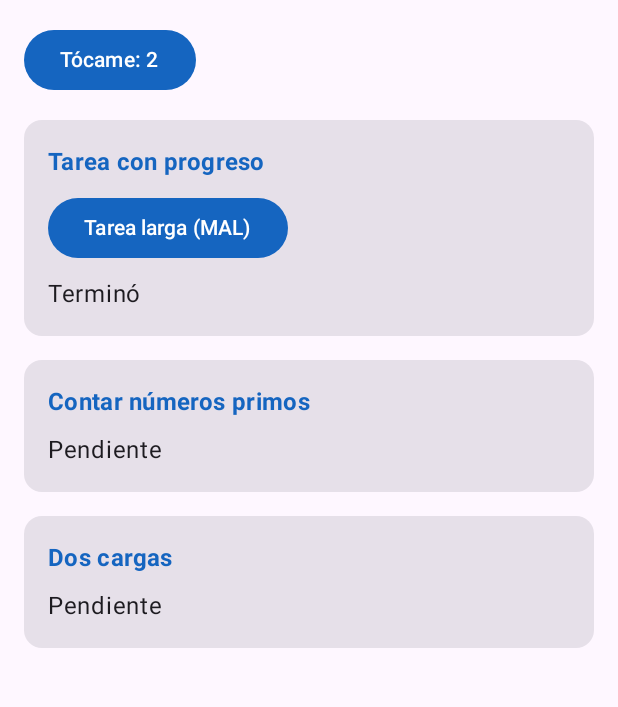
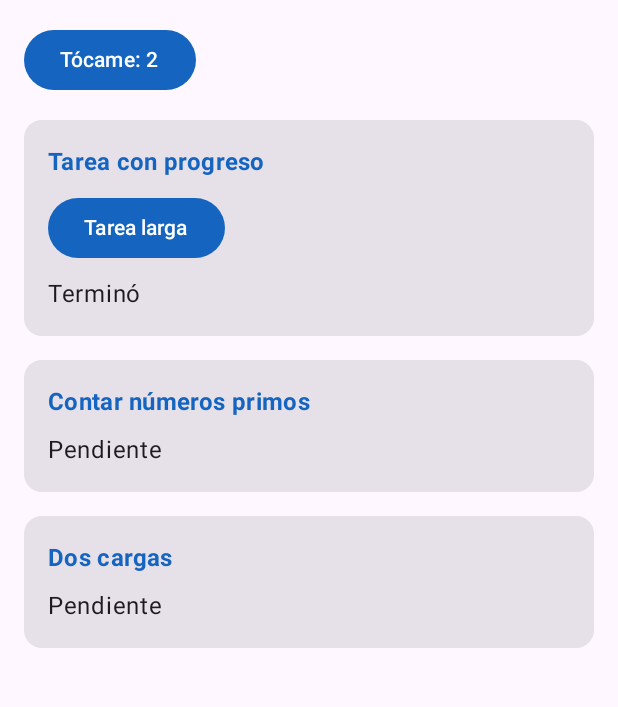
Before and after one commit to josedev123-eng/CentroTareas, an Android app built with Jetpack Compose: the screen it shows after launch (MainActivity), after a tap on an icon or button, on a phone screen of 412 x 824 dp, the part 96-803 px from its top. Run offline under Robolectric (Android 15) with nearby library versions, the phone set to English and light mode, and no system bars; 2 other taps on this screen came first.

Commit message:
fix(hilos): mueve la tarea larga a una corrutina con withContext

```diff
--- a/app/src/main/java/com/rojas/centrotareas/ui/PantallaTareas.kt
+++ b/app/src/main/java/com/rojas/centrotareas/ui/PantallaTareas.kt
@@ -61,8 +61,8 @@ fun PantallaTareas(vm: TareasViewModel) {
 
             TarjetaTarea(titulo = "Tarea con progreso") {
                 // TODO Pasos 2 a 4: botones Iniciar / Cancelar y barra de progreso
-                Button(onClick = { vm.tareaLargaMala() }) {
-                    Text("Tarea larga (MAL)")
+                Button(onClick = { vm.tareaLarga() }) {
+                    Text("Tarea larga")
                 }
                 Text(mensaje)
             }
--- a/app/src/main/java/com/rojas/centrotareas/viewmodel/TareasViewModel.kt
+++ b/app/src/main/java/com/rojas/centrotareas/viewmodel/TareasViewModel.kt
@@ -1,12 +1,18 @@
 package com.rojas.centrotareas.viewmodel
 
+import android.util.Log
 import androidx.lifecycle.ViewModel
+import androidx.lifecycle.viewModelScope
 import com.rojas.centrotareas.data.TareasRepository
 import com.rojas.centrotareas.model.CargaUi
 import com.rojas.centrotareas.model.PrimosUi
+import kotlinx.coroutines.Dispatchers
+import kotlinx.coroutines.delay
 import kotlinx.coroutines.flow.MutableStateFlow
 import kotlinx.coroutines.flow.StateFlow
 import kotlinx.coroutines.flow.asStateFlow
+import kotlinx.coroutines.launch
+import kotlinx.coroutines.withContext
 
 class TareasViewModel(private val repo: TareasRepository) : ViewModel() {
 
@@ -14,14 +20,24 @@ class TareasViewModel(private val repo: TareasRepository) : ViewModel() {
     private val _mensaje = MutableStateFlow("Listo")
     val mensaje: StateFlow<String> = _mensaje.asStateFlow()
 
-    // MAL a propósito: Thread.sleep bloquea el hilo principal y congela la pantalla
-    fun tareaLargaMala() {
-        _mensaje.value = "Trabajando..."
-        Thread.sleep(4000)
-        _mensaje.value = "Terminó"
+    // La tarea larga corre en una corrutina: el hilo principal queda libre
+    fun tareaLarga() {
+        viewModelScope.launch {
+            _mensaje.value = "Trabajando..."
+            Log.d("HILO", "Antes: ${Thread.currentThread().name}")
+
+            // La espera se hace en un hilo de fondo (Dispatchers.Default)
+            withContext(Dispatchers.Default) {
+                Log.d("HILO", "Dentro: ${Thread.currentThread().name}")
+                delay(4000)
+            }
+
+            // Al salir de withContext volvemos al hilo principal
+            Log.d("HILO", "Despues: ${Thread.currentThread().name}")
+            _mensaje.value = "Terminó"
+        }
     }
 
-    // TODO Paso 2: fun tareaLarga()
     // TODO Paso 3: progreso
     // TODO Paso 4: trabajo (Job), corriendo y cancelar()
 
```
